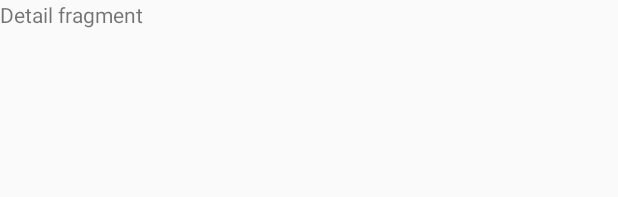
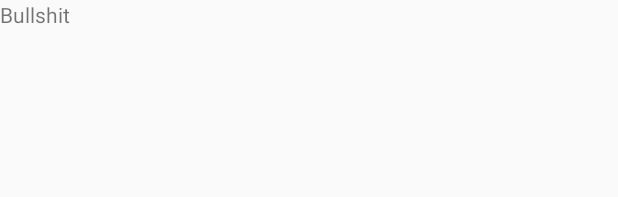
Before and after one commit to EmilianDiac/My-Car-App, an Android app: the layout fragment_detail_car_make.xml on its own in the app's theme, with its tools: preview values and no code run, on a phone screen of 412 x 824 dp. Shown: the top 197 px of the screen. Run offline under Robolectric (Android 15) with nearby library versions, the phone set to English and light mode, and no system bars.

Commit message:
Some bullshit changes

```diff
--- a/app/src/main/res/layout/fragment_detail_car_make.xml
+++ b/app/src/main/res/layout/fragment_detail_car_make.xml
@@ -10,7 +10,7 @@
         android:id="@+id/carMakeId"
         android:layout_width="match_parent"
         android:layout_height="match_parent"
-        android:text="Detail fragment" />
+        android:text="Bullshit" />
 
 </FrameLayout>
 </layout>
```
